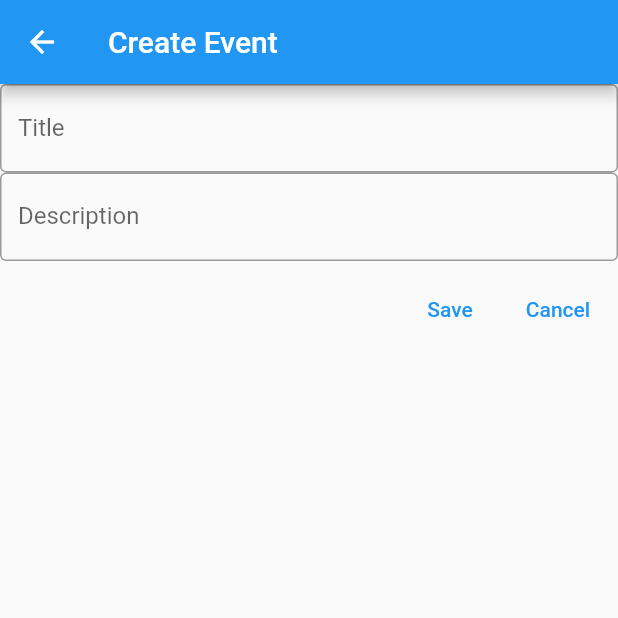
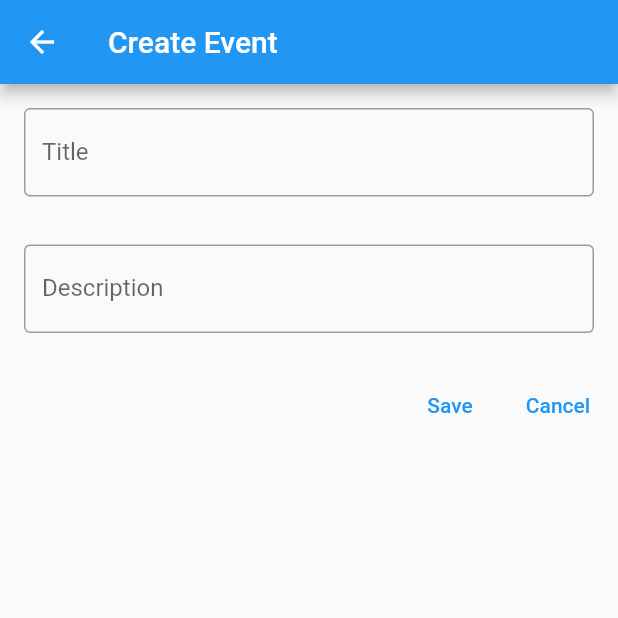
Before and after one commit to Crampton-Robert/get_together, a Flutter app: the MakeOrEditCards screen opened directly, on a phone screen of 412 x 824 dp, the top half of it. Run offline on Flutter 3.47's test engine with Material 2 defaults, Android fonts, the phone set to English and light mode, and no system bars; our stand-ins replace cloud_firestore, firebase_auth, firebase_core, firebase_storage; accounts and stored records are empty.

```diff
--- a/lib/pages/Discover/class_group_and_events_cards.dart
+++ b/lib/pages/Discover/class_group_and_events_cards.dart
@@ -20,7 +20,7 @@ import 'package:get_together/pages/Profile Page/profile_page.dart';
     return snapshot.data.docs.map<Widget>((docs){
 
       String documentId = docs.id.toString();
-      String user = "124";
+      String user = "123";
       String resultUid = documentId.substring(0, documentId.indexOf('+'));
 
 
--- a/lib/pages/Discover/events_page.dart
+++ b/lib/pages/Discover/events_page.dart
@@ -2,7 +2,6 @@ import 'package:cloud_firestore/cloud_firestore.dart';
 import 'package:firebase_auth/firebase_auth.dart';
 import 'package:firebase_storage/firebase_storage.dart';
 import 'package:flutter/material.dart';
-
 
 import 'package:get_together/pages/Discover/make_or_edit_card.dart';
 import 'package:get_together/pages/Profile Page/profile_page.dart';
--- a/lib/pages/Discover/make_or_edit_card.dart
+++ b/lib/pages/Discover/make_or_edit_card.dart
@@ -3,6 +3,7 @@ import 'package:firebase_auth/firebase_auth.dart';
 import 'package:firebase_storage/firebase_storage.dart';
 import 'package:flutter/material.dart';
 import 'package:get_together/pages/Discover/make_or_edit_card.dart';
+import 'package:flutter/cupertino.dart';
 
 class MakeOrEditCards extends StatefulWidget {
 
@@ -41,13 +42,20 @@ class _MakeOrEditCardsState extends State<MakeOrEditCards> {
       ),
       body: ListView(
         children: [
-        TextField(
+       Padding(
+         padding: EdgeInsets.all(16.0),
+         child:
+         TextField(
             controller: title,
             decoration: InputDecoration(
               border: OutlineInputBorder(),
               labelText: 'Title',
             ),
           ),
+    ),
+    Padding(
+    padding: EdgeInsets.all(16.0),
+    child:
          TextField(
             controller: description,
             decoration: InputDecoration(
@@ -55,12 +63,14 @@ class _MakeOrEditCardsState extends State<MakeOrEditCards> {
               labelText: 'Description',
             ),
           ),
+    ),
           ButtonBar(
             children: [
               TextButton(
                 onPressed: () {
+                 if (title.text.isNotEmpty && title.text.isNotEmpty){
               //  final user = FirebaseAuth.instance.currentUser!.uid;
-                  final user = "123";
+                  String user = "123";
                   Navigator.pop(context);
                   Map <String, dynamic> data = {
                  // 'CreatedBy': user.uid,
@@ -70,7 +80,11 @@ class _MakeOrEditCardsState extends State<MakeOrEditCards> {
                     "JoinedUsers": 0,
                   };
                   FirebaseFirestore.instance.collection('Events').doc(user+'+'+timestamp.toString()).set(data);
-                },
+                }else{
+                   ScaffoldMessenger.of(context).showSnackBar(snackBar);
+                   Null;}
+
+                  },
                 child: const Text('Save'),),
           TextButton(
           onPressed: () {
```
